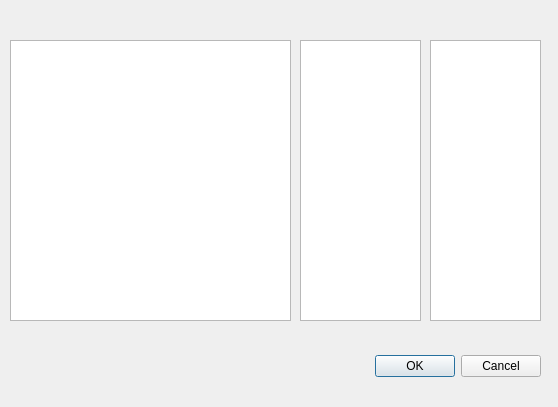
The window that FontSelection.ui (HobbitHacker/Q3270) describes before a commit, drawn with Qt 5.
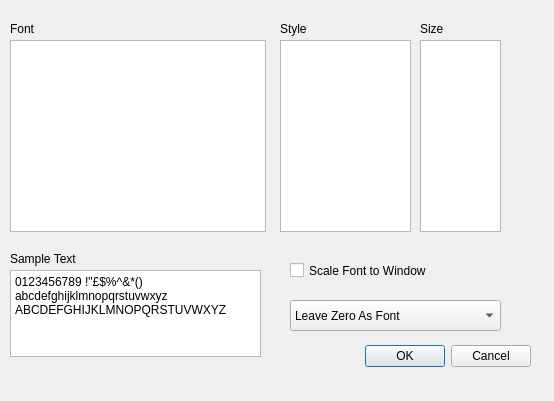
The same window after the commit.

Commit message:
Support for font scaling to window size
Initial code to support font scaling. Whilst font scaling boolean is
updated according to FontSelection dialog, characters do not rescale
until window is resized.

What changed in the file:
```diff
--- a/FontSelection.ui
+++ b/FontSelection.ui
@@ -6,8 +6,8 @@
    <rect>
     <x>0</x>
     <y>0</y>
-    <width>558</width>
-    <height>407</height>
+    <width>554</width>
+    <height>401</height>
    </rect>
   </property>
   <property name="windowTitle">
@@ -16,8 +16,8 @@
   <widget class="QDialogButtonBox" name="buttonBox">
    <property name="geometry">
     <rect>
-     <x>200</x>
-     <y>350</y>
+     <x>190</x>
+     <y>340</y>
      <width>341</width>
      <height>32</height>
     </rect>
@@ -34,31 +34,136 @@
     <rect>
      <x>10</x>
      <y>40</y>
-     <width>281</width>
-     <height>281</height>
+     <width>256</width>
+     <height>192</height>
     </rect>
    </property>
   </widget>
   <widget class="QListWidget" name="FontStyleList">
    <property name="geometry">
     <rect>
-     <x>300</x>
+     <x>280</x>
      <y>40</y>
-     <width>121</width>
-     <height>281</height>
+     <width>131</width>
+     <height>192</height>
     </rect>
    </property>
   </widget>
   <widget class="QListWidget" name="FontSizeList">
    <property name="geometry">
     <rect>
-     <x>430</x>
+     <x>420</x>
      <y>40</y>
-     <width>111</width>
-     <height>281</height>
+     <width>81</width>
+     <height>192</height>
     </rect>
    </property>
   </widget>
+  <widget class="QLabel" name="Font">
+   <property name="geometry">
+    <rect>
+     <x>10</x>
+     <y>20</y>
+     <width>27</width>
+     <height>17</height>
+    </rect>
+   </property>
+   <property name="text">
+    <string>Font</string>
+   </property>
+  </widget>
+  <widget class="QLabel" name="Style">
+   <property name="geometry">
+    <rect>
+     <x>280</x>
+     <y>20</y>
+     <width>27</width>
+     <height>17</height>
+    </rect>
+   </property>
+   <property name="text">
+    <string>Style</string>
+   </property>
+  </widget>
+  <widget class="QLabel" name="Size">
+   <property name="geometry">
+    <rect>
+     <x>420</x>
+     <y>20</y>
+     <width>23</width>
+     <height>17</height>
+    </rect>
+   </property>
+   <property name="text">
+    <string>Size</string>
+   </property>
+  </widget>
+  <widget class="QLabel" name="SampleText">
+   <property name="geometry">
+    <rect>
+     <x>10</x>
+     <y>250</y>
+     <width>69</width>
+     <height>17</height>
+    </rect>
+   </property>
+   <property name="text">
+    <string>Sample Text</string>
+   </property>
+  </widget>
+  <widget class="QCheckBox" name="FontScaling">
+   <property name="geometry">
+    <rect>
+     <x>290</x>
+     <y>260</y>
+     <width>150</width>
+     <height>21</height>
+    </rect>
+   </property>
+   <property name="text">
+    <string>Scale Font to Window</string>
+   </property>
+  </widget>
+  <widget class="QComboBox" name="comboBox">
+   <property name="geometry">
+    <rect>
+     <x>290</x>
+     <y>300</y>
+     <width>211</width>
+     <height>31</height>
+    </rect>
+   </property>
+   <item>
+    <property name="text">
+     <string>Leave Zero As Font</string>
+    </property>
+   </item>
+   <item>
+    <property name="text">
+     <string>Add a dot to Zero</string>
+    </property>
+   </item>
+   <item>
+    <property name="text">
+     <string>Add a slash to zero</string>
+    </property>
+   </item>
+  </widget>
+  <widget class="QPlainTextEdit" name="SampleTextBox">
+   <property name="geometry">
+    <rect>
+     <x>10</x>
+     <y>270</y>
+     <width>251</width>
+     <height>87</height>
+    </rect>
+   </property>
+   <property name="plainText">
+    <string>0123456789 !&quot;£$%^&amp;*()
+abcdefghijklmnopqrstuvwxyz
+ABCDEFGHIJKLMNOPQRSTUVWXYZ</string>
+   </property>
+  </widget>
  </widget>
  <resources/>
  <connections>
```
Left out of the diff: 51 changed lines with no effect on the pictures. The commit also changes 4 other files.
